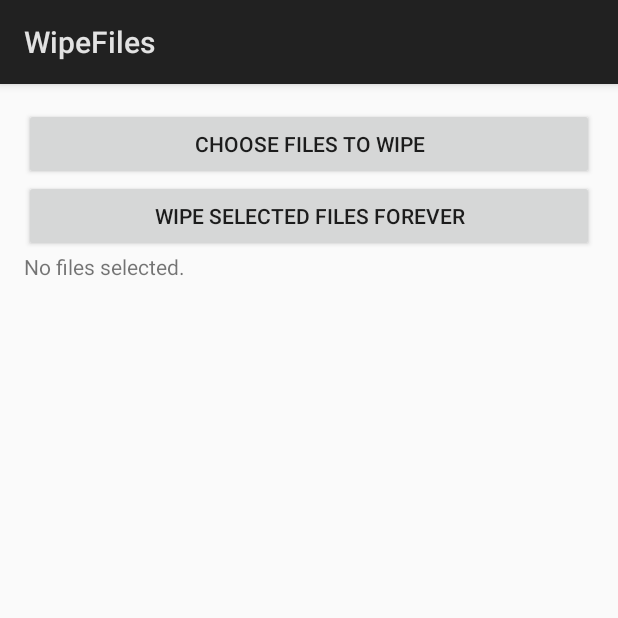
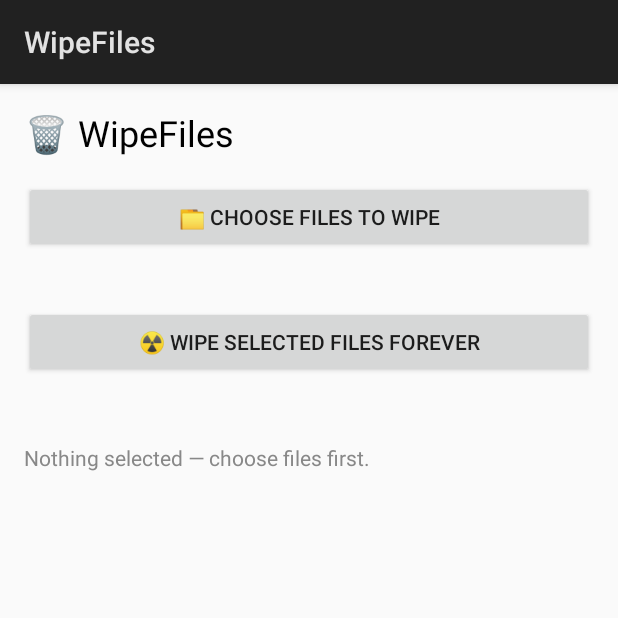
Before and after one commit to ofand04/Wipe-files, an Android app: the screen it shows after launch (MainActivity), on a phone screen of 412 x 824 dp, the top half of it. Run offline under Robolectric (Android 15) with nearby library versions, the phone set to English and light mode, and no system bars.

Commit message:
Update MainActivity.java

```diff
--- a/app/src/main/java/uk/org/platitudes/wipe/MainActivity.java
+++ b/app/src/main/java/uk/org/platitudes/wipe/MainActivity.java
@@ -3,12 +3,13 @@ package uk.org.platitudes.wipe;
 import android.app.Activity;
 import android.content.Intent;
 import android.database.Cursor;
+import android.graphics.Color;
 import android.net.Uri;
 import android.os.Bundle;
 import android.os.ParcelFileDescriptor;
 import android.provider.DocumentsContract;
 import android.provider.OpenableColumns;
-import android.view.View;
+import android.view.Gravity;
 import android.widget.Button;
 import android.widget.LinearLayout;
 import android.widget.ScrollView;
@@ -32,30 +33,73 @@ public class MainActivity extends Activity {
     protected void onCreate(Bundle savedInstanceState) {
         super.onCreate(savedInstanceState);
 
+        // Main container - ScrollView
+        ScrollView scrollView = new ScrollView(this);
+        int marginPx = (int) (16 * getResources().getDisplayMetrics().density);
+        scrollView.setPadding(marginPx, marginPx, marginPx, marginPx);
+
+        // Inner linear layout
         LinearLayout root = new LinearLayout(this);
         root.setOrientation(LinearLayout.VERTICAL);
-        int pad = (int) (16 * getResources().getDisplayMetrics().density);
-        root.setPadding(pad, pad, pad, pad);
+        root.setLayoutParams(new LinearLayout.LayoutParams(
+                LinearLayout.LayoutParams.MATCH_PARENT,
+                LinearLayout.LayoutParams.WRAP_CONTENT));
+        root.setGravity(Gravity.CENTER_HORIZONTAL);
 
+        // Title
+        TextView title = new TextView(this);
+        title.setText("🗑️ WipeFiles");
+        title.setTextSize(24);
+        title.setTextColor(Color.BLACK);
+        title.setPadding(0, 0, 0, (int) (16 * getResources().getDisplayMetrics().density));
+        root.addView(title);
+
+        // Pick button
         Button pick = new Button(this);
-        pick.setText("Choose files to wipe");
+        pick.setText("📁 Choose files to wipe");
+        pick.setLayoutParams(new LinearLayout.LayoutParams(
+                LinearLayout.LayoutParams.MATCH_PARENT,
+                LinearLayout.LayoutParams.WRAP_CONTENT));
         pick.setOnClickListener(v -> pickFiles());
-        root.addView(pick);
+        root.addView(pick, new LinearLayout.LayoutParams(
+                LinearLayout.LayoutParams.MATCH_PARENT,
+                LinearLayout.LayoutParams.WRAP_CONTENT));
 
+        // Space
+        TextView space = new TextView(this);
+        space.setText("\n");
+        root.addView(space);
+
+        // Wipe button
         Button wipe = new Button(this);
-        wipe.setText("WIPE SELECTED FILES FOREVER");
+        wipe.setText("☢️ WIPE SELECTED FILES FOREVER");
+        wipe.setLayoutParams(new LinearLayout.LayoutParams(
+                LinearLayout.LayoutParams.MATCH_PARENT,
+                LinearLayout.LayoutParams.WRAP_CONTENT));
         wipe.setOnClickListener(v -> wipeSelected());
-        root.addView(wipe);
+        root.addView(wipe, new LinearLayout.LayoutParams(
+                LinearLayout.LayoutParams.MATCH_PARENT,
+                LinearLayout.LayoutParams.WRAP_CONTENT));
 
+        // Space
+        TextView space2 = new TextView(this);
+        space2.setText("\n");
+        root.addView(space2);
+
+        // Status text
         mStatus = new TextView(this);
-        mStatus.setText("No files selected.");
+        mStatus.setText("Nothing selected — choose files first.");
         mStatus.setTextIsSelectable(true);
+        mStatus.setTextColor(Color.GRAY);
+        mStatus.setPadding(0, (int) (8 * getResources().getDisplayMetrics().density), 0, 0);
+        mStatus.setTextSize(14);
         root.addView(mStatus, new LinearLayout.LayoutParams(
                 LinearLayout.LayoutParams.MATCH_PARENT,
                 LinearLayout.LayoutParams.WRAP_CONTENT));
 
-        ScrollView scroll = new ScrollView(this);
-        setContentView(root);
+        // Add root to scrollview, then set scrollview as content view
+        scrollView.addView(root);
+        setContentView(scrollView);
     }
 
     private void pickFiles() {
@@ -196,4 +240,4 @@ public class MainActivity extends Activity {
             }
         }
     }
-                     }
+                        }
```
